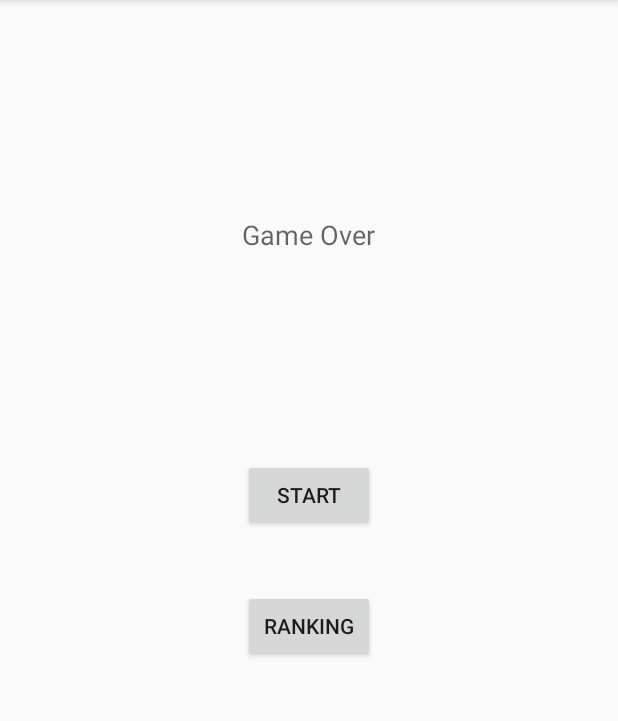
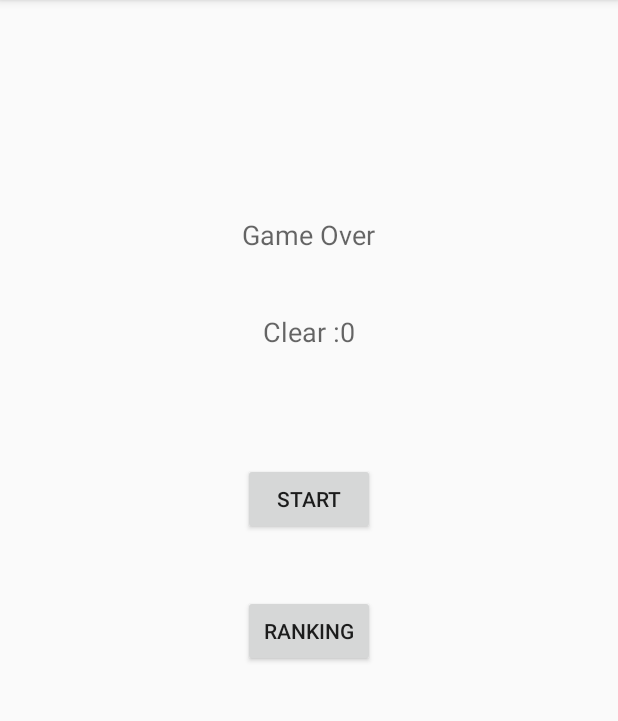
Before and after one commit to kakakikikeke/FlappyXY, an Android app: the ResultActivity screen opened directly, with no data from a screen before it, on a phone screen of 412 x 824 dp, the part 84-805 px from its top. Run offline under Robolectric (Android 15) with nearby library versions, the phone set to English and light mode, and no system bars.

Commit message:
Enable to show cleared count in ResultActivity

```diff
--- a/app/src/main/java/com/blogspot/kakakikikeke/sensortest/ResultActivity.java
+++ b/app/src/main/java/com/blogspot/kakakikikeke/sensortest/ResultActivity.java
@@ -4,13 +4,23 @@ import android.content.Intent;
 import android.os.Bundle;
 import android.support.v7.app.AppCompatActivity;
 import android.view.View;
+import android.widget.TextView;
+
+import com.blogspot.kakakikikeke.sensortest.utils.Const;
 
 public class ResultActivity extends AppCompatActivity {
+
+    private TextView clearCount;
 
     @Override
     protected void onCreate(Bundle savedInstanceState) {
         super.onCreate(savedInstanceState);
         setContentView(R.layout.result_activity);
+
+        Intent i = getIntent();
+        clearCount = (TextView) findViewById(R.id.clear_count);
+        String label = (String) clearCount.getText();
+        clearCount.setText(label + i.getIntExtra(Const.CLEAR_COUNT, 0));
     }
 
     public void reStartGame(View view) {
--- a/app/src/main/res/layout/result_activity.xml
+++ b/app/src/main/res/layout/result_activity.xml
@@ -18,13 +18,23 @@
         android:text="@string/result_message"
         android:textAppearance="?android:attr/textAppearanceMedium" />
 
+    <TextView
+        android:id="@+id/clear_count"
+        android:layout_width="wrap_content"
+        android:layout_height="wrap_content"
+        android:layout_below="@+id/result_message"
+        android:layout_centerHorizontal="true"
+        android:layout_marginTop="40dp"
+        android:text="@string/clear_count"
+        android:textAppearance="?android:attr/textAppearanceMedium" />
+
     <Button
         android:id="@+id/re_start_button"
         android:layout_width="wrap_content"
         android:layout_height="wrap_content"
         android:layout_below="@+id/result_message"
         android:layout_centerHorizontal="true"
-        android:layout_marginTop="137dp"
+        android:layout_marginTop="140dp"
         android:onClick="reStartGame"
         android:text="@string/start_button" />
 
@@ -34,6 +44,7 @@
         android:layout_height="wrap_content"
         android:layout_below="@+id/re_start_button"
         android:layout_centerHorizontal="true"
-        android:layout_marginTop="39dp"
+        android:layout_marginTop="40dp"
         android:text="@string/ranking" />
+
 </RelativeLayout>
--- a/app/src/main/res/values/strings.xml
+++ b/app/src/main/res/values/strings.xml
@@ -13,4 +13,5 @@
     <string name="result_message">Game Over</string>
     <string name="start_button">Start</string>
     <string name="ranking">Ranking</string>
+    <string name="clear_count">Clear : </string>
 </resources>
```
